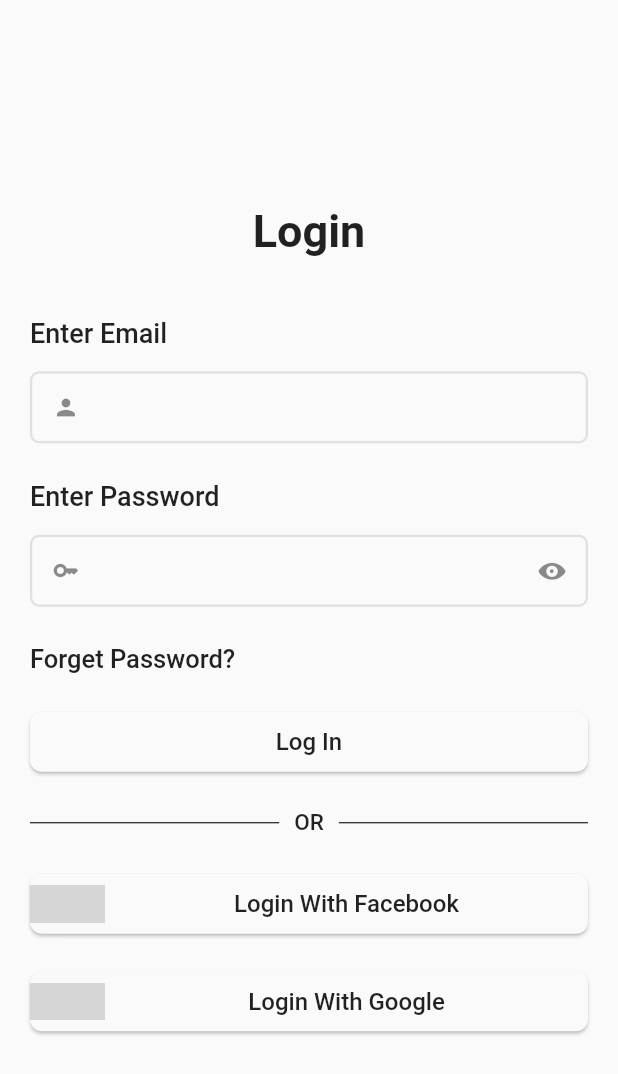
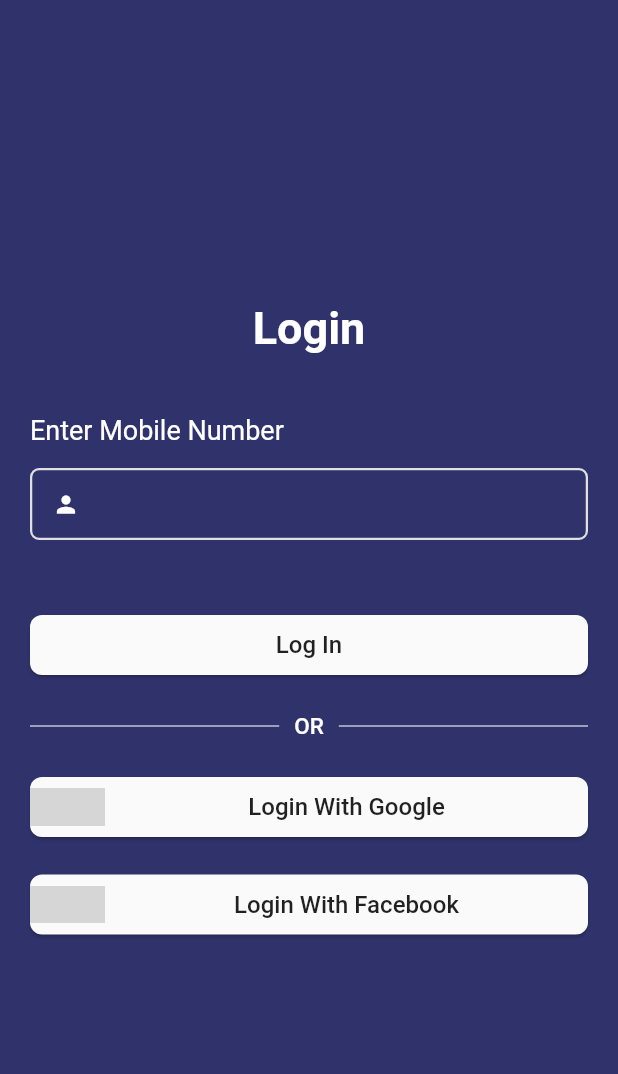
Before and after one commit to MayurDhaduk-2832/market, a Flutter app: the screen it shows after launch, on a phone screen of 412 x 824 dp. Shown: the top 1074 px of the screen. Run offline on Flutter 3.47's test engine with Material 2 defaults, Android fonts, the phone set to English and light mode, and no system bars; our stand-ins replace firebase_auth, firebase_core, get, google_sign_in; accounts and stored records are empty; network calls fail; grey boxes are pictures that could not be loaded.

Commit message:
- google signing is completed

```diff
--- a/lib/AllStatic/color.dart
+++ b/lib/AllStatic/color.dart
@@ -7,5 +7,5 @@ import 'package:flutter/material.dart';
 class LocalKeyColor {
   static Color WhiteColor = Colors.white;
   static Color offWhiteColor = Colors.white70;
-  static Color BackgroundColor = Color(0x76540D96);
+  static Color BackgroundColor = const Color(0xFF30336b);
 }
--- a/lib/pages/login_page.dart
+++ b/lib/pages/login_page.dart
@@ -2,6 +2,7 @@ import 'package:firebase_auth/firebase_auth.dart';
 import 'package:flutter/cupertino.dart';
 import 'package:flutter/material.dart';
 import 'package:google_sign_in/google_sign_in.dart';
+import 'package:sellproducts/AllStatic/color.dart';
 import 'package:sellproducts/customs/custom_textfield.dart';
 
 class LoginScreen extends StatefulWidget {
@@ -16,17 +17,6 @@ class _LoginScreenState extends State<LoginScreen> {
   final passwordController = TextEditingController();
   bool isSee = false;
 
-  // Future<void> _handleSignIn() async {
-  //   try {
-  //     final GoogleSignInAccount? account = await _googleSignIn.signIn();
-  //     if (account != null) {
-  //       // Successful sign-in, handle the user data
-  //       // e.g., save the user details to the database or navigate to the home screen
-  //     }
-  //   } catch (error) {
-  //     print('Error signing in: $error');
-  //   }
-  // }
   Future<UserCredential> signInWithGoogle() async {
     // Trigger the authentication flow
     final GoogleSignInAccount? googleUser = await GoogleSignIn().signIn();
@@ -51,6 +41,7 @@ class _LoginScreenState extends State<LoginScreen> {
     return Scaffold(
       body: Center(
         child: Container(
+          color: LocalKeyColor.BackgroundColor,
           padding: const EdgeInsets.only(left: 20, right: 20),
           height: height,
           width: width,
@@ -61,55 +52,58 @@ class _LoginScreenState extends State<LoginScreen> {
                 const Center(
                   child: Text(
                     'Login',
-                    style: TextStyle(fontSize: 30, fontWeight: FontWeight.bold),
+                    style: TextStyle(fontSize: 30, fontWeight: FontWeight.bold,color: Colors.white),
                   ),
                 ),
                 const SizedBox(
                   height: 40,
                 ),
                 const Text(
-                  'Enter Email',
-                  style: TextStyle(fontSize: 18, fontWeight: FontWeight.w500),
+                  'Enter Mobile Number',
+                  style: TextStyle(fontSize: 18, fontWeight: FontWeight.w400,color: Colors.white),
                 ),
                 CustomSearchView(
+                  inputType: TextInputType.number,
                   margin: const EdgeInsets.only(top: 15),
                   controller: emailController,
-                  prefix: const Icon(Icons.person),
+                  prefix: const Icon(Icons.person,color: Colors.white,),
                   fontStyle: SearchViewFontStyle.RobotoRomanRegular18,
                 ),
+                // const SizedBox(
+                //   height: 25,
+                // ),
+                // const Text(
+                //   'Enter Password',
+                //   style: TextStyle(fontSize: 18, fontWeight: FontWeight.w400,color: Colors.white),
+                // ),
+                // CustomSearchView(
+                //   margin: const EdgeInsets.only(top: 15),
+                //   controller: passwordController,
+                //   prefix: const Icon(Icons.key_rounded,color: Colors.white),
+                //   fontStyle: SearchViewFontStyle.RobotoRomanRegular18,
+                //   obsecureText: isSee,
+                //   suffix: IconButton(
+                //     icon: Icon(isSee
+                //         ? CupertinoIcons.eye_slash_fill
+                //         : CupertinoIcons.eye_fill,color: Colors.white),
+                //     onPressed: () {
+                //       isSee = !isSee;
+                //       setState(() {});
+                //     },
+                //   ),
+                // ),
                 const SizedBox(
                   height: 25,
                 ),
-                const Text(
-                  'Enter Password',
-                  style: TextStyle(fontSize: 18, fontWeight: FontWeight.w500),
-                ),
-                CustomSearchView(
-                  margin: const EdgeInsets.only(top: 15),
-                  controller: passwordController,
-                  prefix: const Icon(Icons.key_rounded),
-                  fontStyle: SearchViewFontStyle.RobotoRomanRegular18,
-                  obsecureText: isSee,
-                  suffix: IconButton(
-                    icon: Icon(isSee
-                        ? CupertinoIcons.eye_slash_fill
-                        : CupertinoIcons.eye_fill),
-                    onPressed: () {
-                      isSee = !isSee;
-                      setState(() {});
-                    },
-                  ),
-                ),
+                // const Text(
+                //   'Forget Password?',
+                //   style: TextStyle(fontSize: 17, fontWeight: FontWeight.w500,color: Colors.white),
+                // ),
                 const SizedBox(
                   height: 25,
                 ),
-                const Text(
-                  'Forget Password?',
-                  style: TextStyle(fontSize: 17, fontWeight: FontWeight.w500),
-                ),
-                const SizedBox(
-                  height: 25,
-                ),
+
+
                 Material(
                   elevation: 1,
                   borderRadius: BorderRadius.circular(8),
@@ -131,7 +125,7 @@ class _LoginScreenState extends State<LoginScreen> {
                   children: [
                     Expanded(
                       child: Divider(
-                        color: Colors.black,
+                      color: Colors.white,
                         thickness: 0.7,
                       ),
                     ),
@@ -140,12 +134,12 @@ class _LoginScreenState extends State<LoginScreen> {
                       child: Text(
                         'OR',
                         style: TextStyle(
-                            fontSize: 15, fontWeight: FontWeight.w500),
+                            fontSize: 15, fontWeight: FontWeight.w500,color: Colors.white),
                       ),
                     ),
                     Expanded(
                       child: Divider(
-                        color: Colors.black,
+                        color: Colors.white,
                         thickness: 0.7,
                       ),
                     ),
@@ -154,38 +148,7 @@ class _LoginScreenState extends State<LoginScreen> {
                 const SizedBox(
                   height: 25,
                 ),
-                Material(
-                  elevation: 1,
-                  borderRadius: BorderRadius.circular(8),
-                  child: SizedBox(
-                    height: 40,
-                    width: 375,
-                    child: Row(
-                      mainAxisAlignment: MainAxisAlignment.center,
-                      crossAxisAlignment: CrossAxisAlignment.center,
-                      children: [
-                        SizedBox(
-                          height: 25,
-                          width: 50,
-                          child: Image.network(
-                              'https://upload.wikimedia.org/wikipedia/commons/thumb/0/05/Facebook_Logo_%282019%29.png/1024px-Facebook_Logo_%282019%29.png'),
-                        ),
-                        const Expanded(
-                          child: Center(
-                            child: Text(
-                              'Login With Facebook',
-                              style: TextStyle(
-                                  fontSize: 16, fontWeight: FontWeight.w500),
-                            ),
-                          ),
-                        )
-                      ],
-                    ),
-                  ),
-                ),
-                const SizedBox(
-                  height: 25,
-                ),
+                /// Facebook signing
                 Material(
                   elevation: 1,
                   borderRadius: BorderRadius.circular(8),
@@ -218,7 +181,41 @@ class _LoginScreenState extends State<LoginScreen> {
                       ),
                     ),
                   ),
-                )
+                ),
+                const SizedBox(
+                  height: 25,
+                ),
+                /// google signing
+                Material(
+                  elevation: 1,
+                  borderRadius: BorderRadius.circular(8),
+                  child: SizedBox(
+                    height: 40,
+                    width: 375,
+                    child: Row(
+                      mainAxisAlignment: MainAxisAlignment.center,
+                      crossAxisAlignment: CrossAxisAlignment.center,
+                      children: [
+                        SizedBox(
+                          height: 25,
+                          width: 50,
+                          child: Image.network(
+                              'https://upload.wikimedia.org/wikipedia/commons/thumb/0/05/Facebook_Logo_%282019%29.png/1024px-Facebook_Logo_%282019%29.png'),
+                        ),
+                        const Expanded(
+                          child: Center(
+                            child: Text(
+                              'Login With Facebook',
+                              style: TextStyle(
+                                  fontSize: 16, fontWeight: FontWeight.w500),
+                            ),
+                          ),
+                        )
+                      ],
+                    ),
+                  ),
+                ),
+
               ]),
         ),
       ),
```
